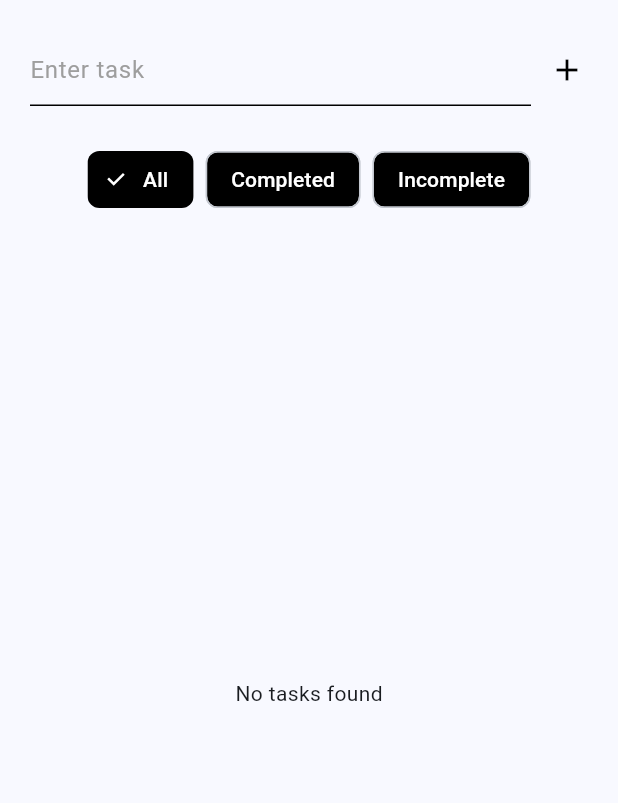
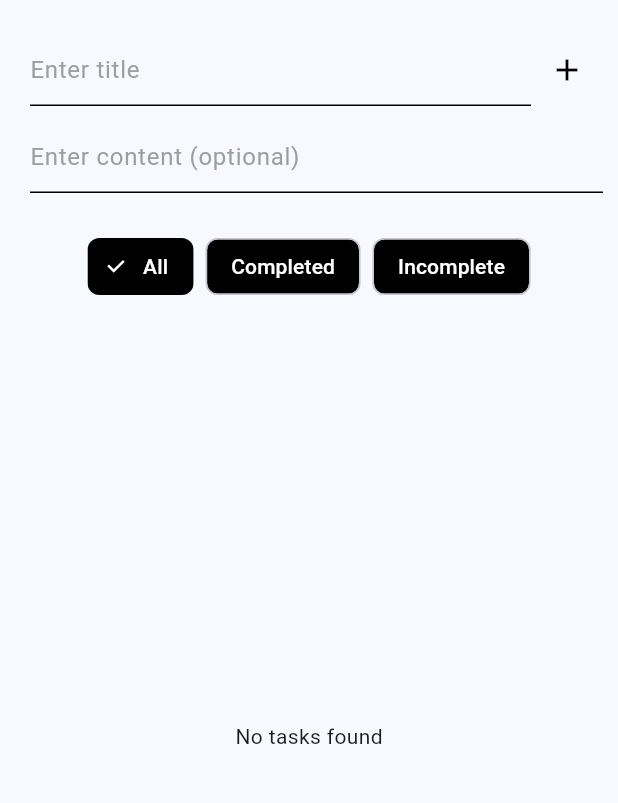
Before and after one commit to White3ugar/Task-List-App, a Flutter app: the screen it shows after launch, on a phone screen of 412 x 824 dp, the part 65-868 px from its top. Run offline on Flutter 3.47's test engine with Material 3 defaults, Android fonts, the phone set to English and light mode, and no system bars; our stand-ins replace flutter_bloc, hive, hive_flutter; accounts and stored records are empty.

Commit message:
Implemented content input function

```diff
--- a/lib/blocs/task_bloc.dart
+++ b/lib/blocs/task_bloc.dart
@@ -15,7 +15,7 @@ class TaskBloc extends Bloc<TaskEvent, TaskState> {
 
     // Handle adding a new task
     on<AddTask>((event, emit) {
-      final newTask = Task(id: DateTime.now().toString(), title: event.title);
+      final newTask = Task(id: DateTime.now().toString(), title: event.title, content: event.content,);
       taskBox.add(newTask); // save to Hive
 
       // Get the current task list and define as updatedTasks
--- a/lib/blocs/task_event.dart
+++ b/lib/blocs/task_event.dart
@@ -2,7 +2,9 @@ abstract class TaskEvent {}
 
 class AddTask extends TaskEvent {
   final String title;
-  AddTask(this.title);
+  final String? content;
+
+  AddTask(this.title, {this.content});
 }
 
 class ToggleTask extends TaskEvent {
--- a/lib/models/task_model.dart
+++ b/lib/models/task_model.dart
@@ -13,17 +13,22 @@ class Task {
   @HiveField(2)
   final bool isCompleted;
 
+  @HiveField(3)
+  final String? content;
+
   Task({
     required this.id,
     required this.title,
     this.isCompleted = false,
+    this.content,
   });
 
-  Task updateWith({String? id, String? title, bool? isCompleted}) {
+  Task updateWith({String? id, String? title, bool? isCompleted,String? content}) {
     return Task(
       id: id ?? this.id,
       title: title ?? this.title,
       isCompleted: isCompleted ?? this.isCompleted,
+      content: content ?? this.content,
     );
   }
 }
--- a/lib/screens/task_screen.dart
+++ b/lib/screens/task_screen.dart
@@ -16,17 +16,19 @@ class TaskScreen extends StatefulWidget {
 
 class _TaskScreenState extends State<TaskScreen> {
   final TextEditingController titleInputField = TextEditingController();
+  final TextEditingController contentInputField = TextEditingController();
 
   // Default filter state
   TaskFilter currentFilter = TaskFilter.all;
 
   // Function to handle adding a new task
-  void addNewTask(BuildContext context, TextEditingController controller) {
-    if (controller.text.isEmpty) {
+  void addNewTask(BuildContext context) {
+    // Check if title is empty -> not allowed
+    if (titleInputField.text.isEmpty) {
       showDialog(
         context: context,
         builder: (ctx) => AlertDialog(
-          title: const Text('Empty Task'),
+          title: const Text('Empty Title'),
           content: const Text('Please enter a task title before adding.'),
           actions: [
             TextButton(
@@ -39,9 +41,14 @@ class _TaskScreenState extends State<TaskScreen> {
       return;
     }
 
-    context.read<TaskBloc>().add(AddTask(controller.text));
-    controller.clear();
+    // Send both title and content
+    context.read<TaskBloc>().add(AddTask(titleInputField.text,content: contentInputField.text.isEmpty ? null : contentInputField.text,));
 
+    // Clear inputs
+    titleInputField.clear();
+    contentInputField.clear();
+
+    // Snackbar feedback
     ScaffoldMessenger.of(context).showSnackBar(
       const SnackBar(content: Text('Task added')),
     );
@@ -81,17 +88,23 @@ class _TaskScreenState extends State<TaskScreen> {
           // Input row (TextField + Add button)
           Padding(
             padding: const EdgeInsets.fromLTRB(20, 10, 10, 25),
-            child: Row(
+            child: Column(
+              crossAxisAlignment: CrossAxisAlignment.start,
               children: [
-                Expanded(
+                // Title row
+                Row(
+                  children: [
+                    Flexible(
+                      child: ConstrainedBox(
+                        constraints: const BoxConstraints(
+                          maxWidth: 600,
+                        ),
                         child: TextField(
                           controller: titleInputField,
-                    style: const TextStyle(
-                      color: Colors.black,
-                    ),
+                          style: const TextStyle(color: Colors.black),
                           cursorColor: Colors.black,
                           decoration: const InputDecoration(
-                      hintText: 'Enter task',
+                            hintText: 'Enter title',
                             hintStyle: TextStyle(color: Colors.grey),
                             enabledBorder: UnderlineInputBorder(
                               borderSide: BorderSide(color: Colors.black),
@@ -100,21 +113,44 @@ class _TaskScreenState extends State<TaskScreen> {
                               borderSide: BorderSide(color: Colors.black, width: 2),
                             ),
                           ),
-                    onSubmitted: (value) => addNewTask(context, titleInputField),
+                          onSubmitted: (_) => addNewTask(context),
+                        ),
                       ),
                     ),
                     IconButton(
-                  icon: const Icon(
-                    Icons.add,
-                    color: Colors.black, // set icon color to black
-                  ),
-                  onPressed: () => addNewTask(context, titleInputField),
+                      icon: const Icon(Icons.add, color: Colors.black),
+                      onPressed: () => addNewTask(context),
                     ),
                   ],
                 ),
+
+                const SizedBox(height: 10),
+
+                // Content row
+                Row(
+                  children: [
+                    Expanded(
+                      child: TextField(
+                        controller: contentInputField,
+                        style: const TextStyle(color: Colors.black),
+                        cursorColor: Colors.black,
+                        decoration: const InputDecoration(
+                          hintText: 'Enter content (optional)',
+                          hintStyle: TextStyle(color: Colors.grey),
+                          enabledBorder: UnderlineInputBorder(
+                            borderSide: BorderSide(color: Colors.black),
                           ),
-
-          //const SizedBox(height: 25),
+                          focusedBorder: UnderlineInputBorder(
+                            borderSide: BorderSide(color: Colors.black, width: 2),
+                          ),
+                        ),
+                      ),
+                    ),
+                  ],
+                ),
+              ],
+            )
+          ),
 
           // Filter buttons row
           Padding(
@@ -131,7 +167,7 @@ class _TaskScreenState extends State<TaskScreen> {
             ),
           ),
 
-          // Task list
+          // Display task list
           Expanded(
             child: BlocBuilder<TaskBloc, TaskState>(
               builder: (context, state) {
@@ -157,15 +193,24 @@ class _TaskScreenState extends State<TaskScreen> {
                     final task = filteredTasks[index];
 
                     return ListTile(
-                      // Task title (strikethrough if completed)
+                      // Display task title (strikethrough if completed)
                       title: Text(
                         task.title,
                         style: TextStyle(
-                          decoration: task.isCompleted
-                              ? TextDecoration.lineThrough
-                              : null,
+                          fontWeight: FontWeight.bold, // bold the title
+                          decoration: task.isCompleted ? TextDecoration.lineThrough : null,
                         ),
                       ),
+
+                      subtitle: task.content != null && task.content!.isNotEmpty
+                          ? Text(
+                              task.content!,
+                              style: const TextStyle(
+                                fontSize: 13, // slightly smaller
+                                fontWeight: FontWeight.normal, // keep it normal weight
+                              ),
+                            )
+                          : null,
 
                       // Checkbox for marking task complete/incomplete
                       leading: Checkbox(
```
Also changed, not shown: lib/models/task_model.g.dart. Lines whose indentation alone changed are shown as unchanged.
